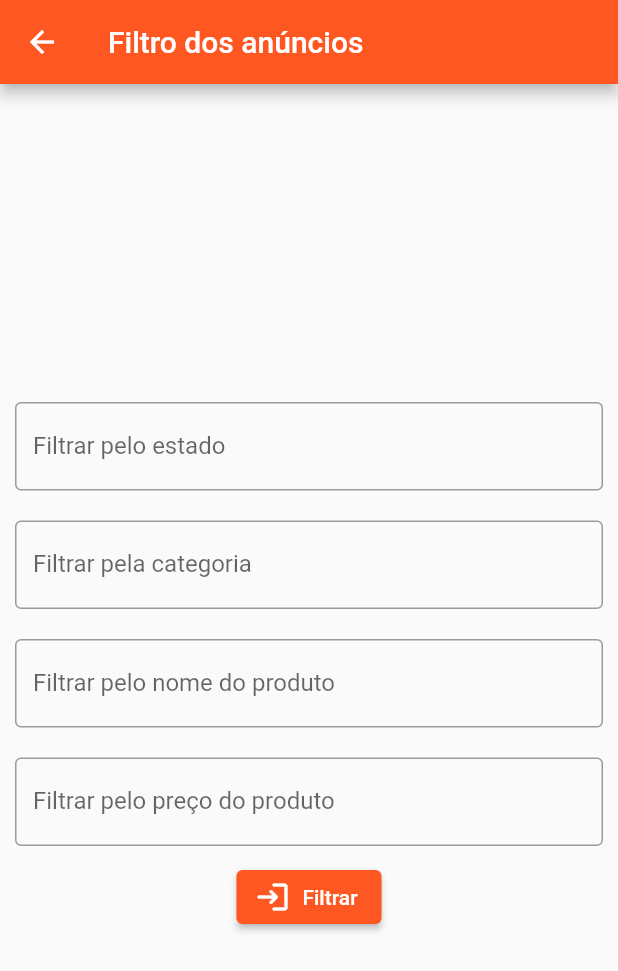
After one commit to caiovelp/addstore, a Flutter app: the FiltroLogadoPage screen opened by its route, on a phone screen of 412 x 824 dp. The commit adds this screen. Shown: the top 971 px of the screen. Run offline on Flutter 3.47's test engine with Material 2 defaults, Android fonts, the phone set to English and light mode, and no system bars; our stand-ins replace sqflite; accounts and stored records are empty.

Commit message:
por Igor Monárdez: Muitas alterações. Criação das paginas de filtro, ainda não testados. Criação da página de edit, ainda não testado.

```diff
--- a/lib/main.dart
+++ b/lib/main.dart
@@ -1,4 +1,6 @@
 import 'package:addstore/pages/HomePage.dart';
+import 'package:addstore/pages/filtroLogadoPage.dart';
+import 'package:addstore/pages/filtroNaoLogadoPage.dart';
 import 'package:addstore/pages/loginPage.dart';
 import 'package:addstore/pages/cadastroPage.dart';
 import 'package:addstore/pages/menuPage.dart';
@@ -9,7 +11,9 @@ final routes = {
   '/login': (BuildContext context) => LoginPage(),
   '/cadastro': (BuildContext context) => CadastroPage(),
   ExtractMenuPageScreen.routeName: (BuildContext context) => ExtractMenuPageScreen(),
-  ExtractHomePageScreen.routeName: (BuildContext context) => ExtractHomePageScreen()
+  ExtractHomePageScreen.routeName: (BuildContext context) => ExtractHomePageScreen(),
+  '/filtrologado': (BuildContext context) => FiltroLogadoPage(),
+  'filtronaologado': (BuildContext context) => FiltroNaoLogadoPage()
 };
 
 void main() {
--- a/lib/pages/HomePage.dart
+++ b/lib/pages/HomePage.dart
@@ -7,6 +7,7 @@ import 'package:addstore/pages/menuPage.dart';
 import 'package:flutter/material.dart';
 
 class ExtractHomePageScreen extends StatelessWidget {
+
   ExtractHomePageScreen({Key? key}) : super(key: key);
 
   static const routeName = '/extractArguments';
--- /dev/null
+++ b/lib/pages/filtroLogadoPage.dart
@@ -0,0 +1,91 @@
+import 'package:flutter/material.dart';
+
+class FiltroLogadoPage extends StatelessWidget {
+  TextEditingController stateController = TextEditingController();
+  TextEditingController categoryController = TextEditingController();
+  TextEditingController titleController = TextEditingController();
+  TextEditingController priceController = TextEditingController();
+  final _formkey = GlobalKey<FormState>();
+
+  FiltroLogadoPage({super.key});
+
+  @override
+  Widget build(BuildContext context) {
+    return Scaffold(
+      appBar: AppBar(title: Text("Filtro dos anúncios"),),
+      resizeToAvoidBottomInset: false,
+      body: Container(
+        child: Center(
+          child: Column(
+            mainAxisAlignment: MainAxisAlignment.spaceEvenly,
+            children: [
+              Form(
+                  key: _formkey,
+                  child: Column(
+                    children: [
+                      Padding(
+                        padding: EdgeInsets.all(10),
+                        child: TextFormField(
+                          controller: stateController,
+                          keyboardType: TextInputType.name,
+                          onSaved: (newValue) => stateController.text = newValue!,
+                          decoration: InputDecoration(
+                            labelText: "Filtrar pelo estado",
+                            border: OutlineInputBorder(),
+                          ),
+                        ),
+                      ),
+                      Padding(
+                        padding: EdgeInsets.all(10),
+                        child: TextFormField(
+                          controller: categoryController,
+                          keyboardType: TextInputType.visiblePassword,
+                          onSaved: (newValue) => categoryController.text = newValue!,
+                          decoration: InputDecoration(
+                              labelText: "Filtrar pela categoria",
+                              border: OutlineInputBorder()
+                          ),
+                        ),
+                      ),
+                      Padding(
+                        padding: EdgeInsets.all(10),
+                        child: TextFormField(
+                          controller: titleController,
+                          keyboardType: TextInputType.visiblePassword,
+                          onSaved: (newValue) => titleController.text = newValue!,
+                          decoration: InputDecoration(
+                              labelText: "Filtrar pelo nome do produto",
+                              border: OutlineInputBorder()
+                          ),
+                        ),
+                      ),
+                      Padding(
+                        padding: EdgeInsets.all(10),
+                        child: TextFormField(
+                          controller: priceController,
+                          keyboardType: TextInputType.visiblePassword,
+                          onSaved: (newValue) => priceController.text = newValue!,
+                          decoration: InputDecoration(
+                              labelText: "Filtrar pelo preço do produto",
+                              border: OutlineInputBorder()
+                          ),
+                        ),
+                      ),
+                      ElevatedButton.icon(
+                          onPressed: () {
+                              // Navigator.pushNamed(context, )
+                          },
+                          icon: Icon(Icons.login_rounded),
+                          label: Text("Filtrar")
+                      ),
+                    ],
+                  )
+              ),
+            ],
+          ),
+        ),
+      ),
+    );
+  }
+
+}
```
Also changed, not shown: lib/controller/anuncioController.dart (+4 -3 lines), lib/helper/AnuncioDetalheHelper.dart (+8 -14 lines), lib/helper/meuAnuncioDetalheHelper.dart (+3 -8 lines), lib/pages/editPage.dart (added, +146 -0 lines), lib/pages/filtroNaoLogadoPage.dart (added, +64 -0 lines).
